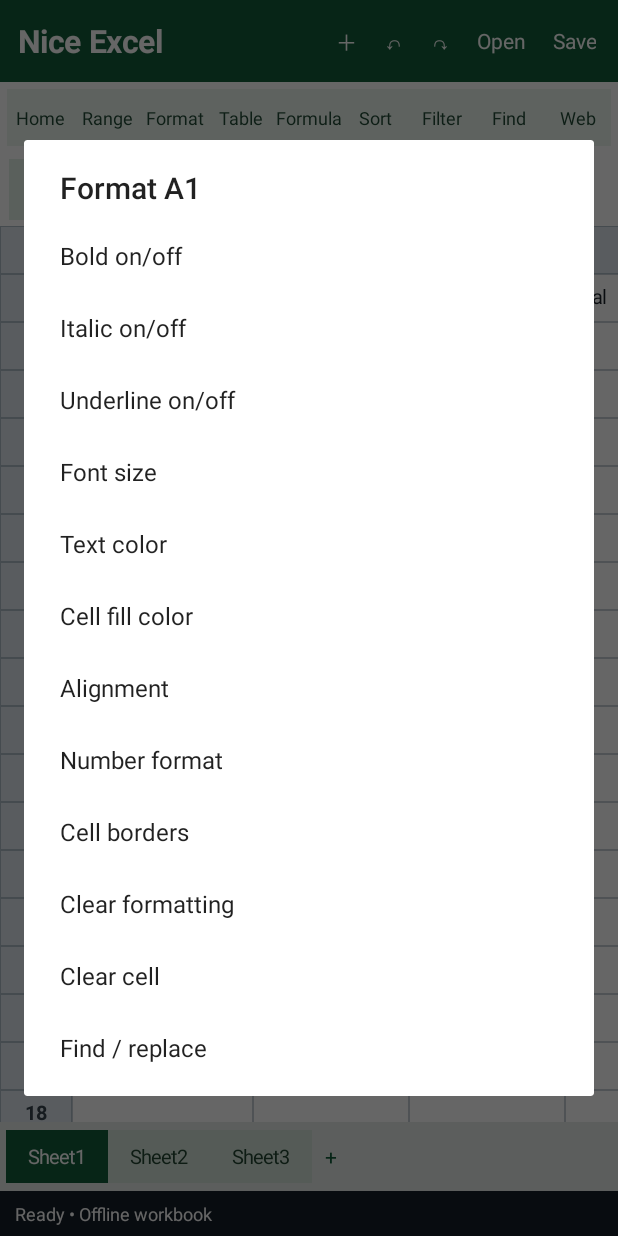
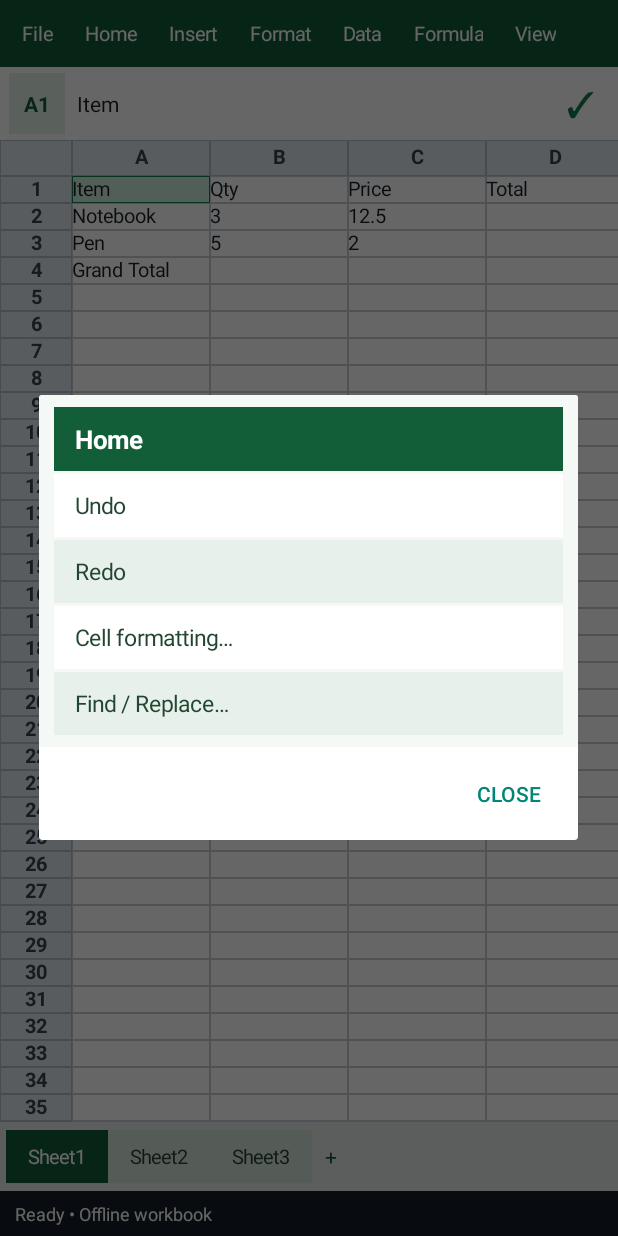
Before and after one commit to Md-Meraj-Hasan/my-excel, an Android app: the screen it shows after launch (MainActivity), after a tap on "Home", on a phone screen of 412 x 824 dp. Run offline under Robolectric (Android 15) with nearby library versions, the light colour scheme and no system bars; 1 statement that could not run was skipped; 2 other taps on this screen came first.

Commit message:
Add files via upload

```diff
--- a/app/src/main/java/com/meraj/niceexcel/MainActivity.kt
+++ b/app/src/main/java/com/meraj/niceexcel/MainActivity.kt
@@ -66,32 +66,27 @@ class MainActivity : Activity() {
 
     private fun buildUi() {
         val root = LinearLayout(this).apply { orientation=LinearLayout.VERTICAL; setBackgroundColor(Color.rgb(245,247,249)) }
-        val toolbar = LinearLayout(this).apply { orientation=LinearLayout.HORIZONTAL; gravity=Gravity.CENTER_VERTICAL; setPadding(dp(12),dp(8),dp(6),dp(8)); setBackgroundColor(Color.rgb(17,94,57)) }
-        toolbar.addView(TextView(this).apply { text="Nice Excel"; textSize=21f; typeface=Typeface.DEFAULT_BOLD; setTextColor(Color.WHITE) }, LinearLayout.LayoutParams(0,-2,1f))
-        toolbar.addView(tool("＋") { addSheet() })
-        toolbar.addView(tool("↶") { undo() })
-        toolbar.addView(tool("↷") { redo() })
-        toolbar.addView(tool("Open") { openMenu() })
-        toolbar.addView(tool("Save") { saveMenu() })
-        root.addView(toolbar)
-
-        val ribbon = LinearLayout(this).apply { orientation=LinearLayout.HORIZONTAL; gravity=Gravity.CENTER_VERTICAL; setPadding(dp(5),dp(5),dp(5),dp(5)); setBackgroundColor(Color.WHITE) }
-        listOf("Home","Range","Format","Table","Formula","Sort","Filter","Find","Web").forEach { label ->
-            ribbon.addView(ribbonButton(label) {
-                when(label) {
-                    "Formula" -> formulaHelp()
-                    "Range" -> rangeToolsMenu()
-                    "Web" -> startActivity(Intent(this, FastApiActivity::class.java))
-                    "Sort" -> sortColumn()
-                    "Filter" -> filterMenu()
-                    "Find" -> findReplaceMenu()
-                    "Table" -> tableMenu()
-                    "Format" -> formattingMenu()
-                    else -> formattingMenu()
-                }
-            }, LinearLayout.LayoutParams(0,dp(38),1f))
+        // Compact spreadsheet-style menu bar replaces the large app title.
+        val menuScroll = HorizontalScrollView(this).apply {
+            isHorizontalScrollBarEnabled = false
+            setBackgroundColor(Color.rgb(17, 94, 57))
         }
-        root.addView(ribbon)
+        val toolbar = LinearLayout(this).apply {
+            orientation = LinearLayout.HORIZONTAL
+            gravity = Gravity.CENTER_VERTICAL
+            setPadding(dp(4), dp(5), dp(4), dp(5))
+            setBackgroundColor(Color.rgb(17, 94, 57))
+        }
+        listOf("File", "Home", "Insert", "Format", "Data", "Formula", "View").forEach { label ->
+            val button = tool(label) { showTopMenu(label) }.apply {
+                textSize = 13f
+                setPadding(dp(11), dp(9), dp(11), dp(9))
+                setBackgroundColor(Color.rgb(17, 94, 57))
+            }
+            toolbar.addView(button, LinearLayout.LayoutParams(-2, -2))
+        }
+        menuScroll.addView(toolbar)
+        root.addView(menuScroll)
 
         val formulaBar=LinearLayout(this).apply { orientation=LinearLayout.HORIZONTAL; gravity=Gravity.CENTER_VERTICAL; setPadding(dp(6),dp(4),dp(6),dp(4)); setBackgroundColor(Color.rgb(255,255,255)) }
         cellName=TextView(this).apply { text=selected; textSize=14f; typeface=Typeface.DEFAULT_BOLD; gravity=Gravity.CENTER; setTextColor(Color.rgb(17,94,57)); setPadding(dp(10),dp(11),dp(10),dp(11)); setBackgroundColor(Color.rgb(225,242,232)) }
@@ -115,6 +110,87 @@ class MainActivity : Activity() {
         render()
     }
 
+    private fun showTopMenu(section: String) {
+        val items: List<Pair<String, () -> Unit>> = when (section) {
+            "File" -> listOf(
+                "New workbook" to { newWorkbook() },
+                "Open workbook…" to { openMenu() },
+                "Save" to { saveMenu() },
+                "Save As…" to { saveMenu() },
+                "Export CSV…" to { saveCsv() }
+            )
+            "Home" -> listOf(
+                "Undo" to { undo() }, "Redo" to { redo() },
+                "Cell formatting…" to { formattingMenu() },
+                "Find / Replace…" to { findReplaceMenu() }
+            )
+            "Insert" -> listOf(
+                "Add row" to { addOneRow() }, "Add worksheet" to { addSheet() },
+                "Table tools…" to { tableMenu() }
+            )
+            "Format" -> listOf(
+                "Format cells…" to { formattingMenu() },
+                "Range formatting…" to { rangeToolsMenu() },
+                "Table styles…" to { tableMenu() }
+            )
+            "Data" -> listOf(
+                "Sort column…" to { sortColumn() },
+                "Filter column…" to { filterMenu() },
+                "Find / Replace…" to { findReplaceMenu() }
+            )
+            "Formula" -> listOf("Formula help" to { formulaHelp() })
+            else -> listOf(
+                "Web Engine" to { startActivity(Intent(this, FastApiActivity::class.java)) },
+                "Workbook info" to { status.text = "${sheets.size} sheet(s) • $rowCount rows • Offline workbook" }
+            )
+        }
+        val panel = LinearLayout(this).apply {
+            orientation = LinearLayout.VERTICAL
+            setPadding(dp(10), dp(8), dp(10), dp(8))
+            setBackgroundColor(Color.rgb(245, 249, 246))
+        }
+        val title = TextView(this).apply {
+            text = section
+            textSize = 17f
+            typeface = Typeface.DEFAULT_BOLD
+            setTextColor(Color.WHITE)
+            setPadding(dp(14), dp(10), dp(14), dp(10))
+            setBackgroundColor(Color.rgb(17, 94, 57))
+        }
+        panel.addView(title)
+        val dialog = AlertDialog.Builder(this).setView(panel).setNegativeButton("Close", null).create()
+        items.forEachIndexed { index, item ->
+            val row = TextView(this).apply {
+                text = item.first
+                textSize = 15f
+                gravity = Gravity.CENTER_VERTICAL
+                setTextColor(Color.rgb(35, 70, 50))
+                setPadding(dp(14), dp(11), dp(14), dp(11))
+                setBackgroundColor(if (index % 2 == 0) Color.WHITE else Color.rgb(231, 240, 234))
+                setOnClickListener { dialog.dismiss(); item.second.invoke() }
+            }
+            panel.addView(row, LinearLayout.LayoutParams(-1, -2).apply { topMargin = dp(2) })
+        }
+        dialog.show()
+    }
+
+    private fun newWorkbook() {
+        AlertDialog.Builder(this)
+            .setTitle("New workbook")
+            .setMessage("Create a blank workbook? Current unsaved changes will be cleared.")
+            .setNegativeButton("Cancel", null)
+            .setPositiveButton("Create") { _, _ ->
+                sheets.clear(); styles.clear()
+                sheetName = "Sheet1"; selected = "A1"; rowCount = 50
+                sheets["Sheet1"] = mutableMapOf(); styles["Sheet1"] = mutableMapOf()
+                sheets["Sheet2"] = mutableMapOf(); styles["Sheet2"] = mutableMapOf()
+                sheets["Sheet3"] = mutableMapOf(); styles["Sheet3"] = mutableMapOf()
+                selectedRangeCells = emptyList(); selectedRangeLabel = null
+                render(); cellName.text = selected; formula.setText("")
+                status.text = "New blank workbook"
+            }.show()
+    }
+
     private fun tool(label:String, action:()->Unit)=TextView(this).apply {
         text=label; textSize=14f; gravity=Gravity.CENTER; setTextColor(Color.WHITE); setPadding(dp(9),dp(9),dp(9),dp(9)); setOnClickListener { action() }
     }
@@ -129,7 +205,7 @@ class MainActivity : Activity() {
         val header=LinearLayout(this).apply { orientation=LinearLayout.HORIZONTAL }
         header.addView(makeCell("",48,true,null))
         val longestByColumn = IntArray(colLimit) { c -> colName(c).length }
-        data.forEach { (address, rawValue) ->
+        data.keys.forEach { address ->
             val match = Regex("^([A-Z]+)(\\d+)$").matchEntire(address) ?: return@forEach
             val column = columnIndex(match.groupValues[1])
             if (column in 0 until colLimit) {
@@ -137,7 +213,10 @@ class MainActivity : Activity() {
                 if (shownLength > longestByColumn[column]) longestByColumn[column] = shownLength
             }
         }
-        val columnWidths = longestByColumn.map { longest -> max(104, minOf(320, 22 + longest * 9)) }
+        // Start compact; grow only by approximately one character width per extra character.
+        val columnWidths = longestByColumn.map { longest ->
+            max(92, minOf(260, 92 + max(0, longest - 12) * 7))
+        }
         for(c in 0 until colLimit) {
             val headerCell = makeCell(colName(c),columnWidths[c],true,null)
             headerCell.setOnClickListener { selectColumn(c) }
@@ -154,11 +233,14 @@ class MainActivity : Activity() {
             val rowHeight = (0 until colLimit).maxOfOrNull { c ->
                 val address = "${colName(c)}$r"
                 val text = display(address)
-                val charsPerLine = max(1, (columnWidths[c] - 8) / 7)
+                val charsPerLine = max(1, (columnWidths[c] - 2) / 7)
                 val lines = max(1, (text.length + charsPerLine - 1) / charsPerLine)
-                lines * 18 + 4
-            }?.coerceAtLeast(32) ?: 32
-            line.addView(makeCell(r.toString(),48,true,null,rowHeight))
+                // Compact rows: keep the existing 13sp text size, but remove excess vertical space.
+                lines * 14 + 1
+            }?.coerceAtLeast(18) ?: 18
+            val rowHeader = makeCell(r.toString(), 48, true, null, rowHeight)
+            rowHeader.setOnClickListener { selectRow(r) }
+            line.addView(rowHeader)
             for(c in 0 until colLimit) {
                 val a="${colName(c)}$r"
                 line.addView(makeCell(display(a),columnWidths[c],false,a,rowHeight))
@@ -196,12 +278,11 @@ class MainActivity : Activity() {
             .filter { it.key.startsWith(name) && it.key.drop(name.length).toIntOrNull() != null }
             .map { display(it.key).length }
             .maxOrNull() ?: name.length
-        // Keep the familiar default width, but expand columns for longer text.
-        // Cap the width so a very long value does not swallow the entire sheet.
-        return max(104, minOf(320, 22 + longest * 9))
+        // Compact default width; each additional character adds only one character-space.
+        return max(92, minOf(260, 92 + max(0, longest - 12) * 7))
     }
 
-    private fun makeCell(value:String,width:Int,header:Boolean,key:String?,cellHeight:Int = 32):TextView {
+    private fun makeCell(value:String,width:Int,header:Boolean,key:String?,cellHeight:Int = 24):TextView {
         val tv=TextView(this).apply {
             text=value; textSize=13f; gravity=if(header||key==null) Gravity.CENTER else Gravity.CENTER_VERTICAL or Gravity.START
             setSingleLine(false)
@@ -307,6 +388,16 @@ class MainActivity : Activity() {
         status.text = "Selected entire column $col · ${selectedRangeCells.size} cells. Open Format or Range to apply changes."
     }
 
+    private fun selectRow(row: Int) {
+        selectedRangeLabel = "$row:$row"
+        selectedRangeCells = (0 until colLimit).map { "${colName(it)}$row" }
+        selected = "A$row"
+        cellName.text = selectedRangeLabel
+        formula.setText("")
+        render()
+        status.text = "Selected entire row $row · ${selectedRangeCells.size} cells. Open Format or Range to apply changes."
+    }
+
     private fun select(address:String) {
         val previousRange = selectedRangeCells
         val previousRangeLabel = selectedRangeLabel
@@ -342,7 +433,7 @@ class MainActivity : Activity() {
             setPadding(dp(7), 0, dp(3), 0)
             setBackgroundColor(Color.rgb(232, 250, 239))
             imeOptions = android.view.inputmethod.EditorInfo.IME_ACTION_DONE or android.view.inputmethod.EditorInfo.IME_FLAG_NO_EXTRACT_UI
-            minHeight = dp(32)
+            minHeight = dp(18)
         }
         editingAddress = address
         parent.removeViewAt(index)
```
